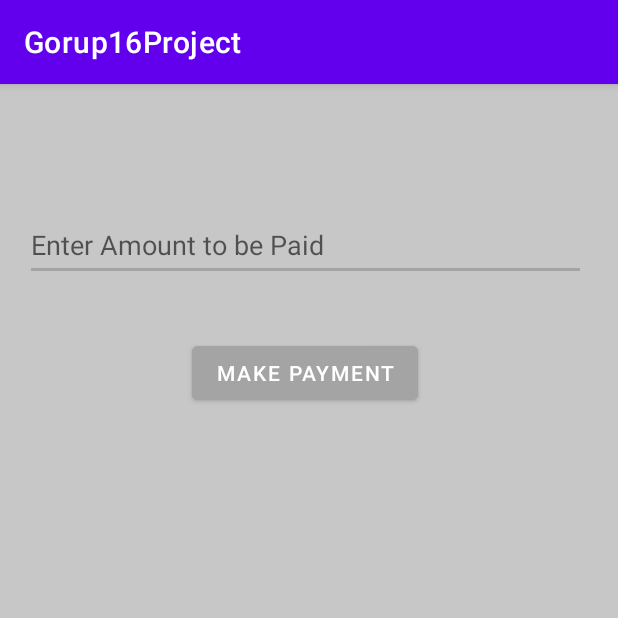
After one commit to sharma-sourabh3435/Odd-Jobs, an Android app: the PayPal screen opened directly, with no data from a screen before it, on a phone screen of 412 x 824 dp, the top half of it. The commit adds this screen. Run offline under Robolectric (Android 15) with nearby library versions, the phone set to English and light mode, and no system bars; libraries missing offline, so code that uses them is left out: com.paypal.android; 1 statement that could not run was skipped.

Commit message:
Added PayPal integration to project

```diff
--- a/app/build.gradle
+++ b/app/build.gradle
@@ -38,6 +38,7 @@ dependencies {
     implementation 'androidx.constraintlayout:constraintlayout:2.1.4'
     implementation 'com.google.firebase:firebase-database:20.0.6'
     implementation 'androidx.test.espresso:espresso-intents:3.4.0'
+    implementation 'com.paypal.sdk:paypal-android-sdk:2.15.3'
     testImplementation 'junit:junit:4.13.2'
     androidTestImplementation 'androidx.test.ext:junit:1.1.3'
     androidTestImplementation 'androidx.test.espresso:espresso-core:3.4.0'
--- a/app/src/main/AndroidManifest.xml
+++ b/app/src/main/AndroidManifest.xml
@@ -22,6 +22,8 @@
             android:exported="true"></activity>
         <activity android:name=".CreateJobPosting"
             android:exported="true"></activity>
+        <activity android:name=".PayPal"
+            android:exported="true"></activity>
         <activity
             android:name=".MainActivity"
             android:exported="true">
--- /dev/null
+++ b/app/src/main/java/com/example/gorup16project/Config.java
@@ -0,0 +1,6 @@
+package com.example.gorup16project;
+
+public class Config {
+
+    public static final String PAYPAL_CLIENT_ID = "AQojGCR2kxh7ZOzfitdXiOqUyof4euoApUfIgnczDWzk3SoyoieYaWEex0jouoQhCfdWZyJ6dM9Nm5ms";
+}
--- a/app/src/main/java/com/example/gorup16project/MainActivity.java
+++ b/app/src/main/java/com/example/gorup16project/MainActivity.java
@@ -71,7 +71,7 @@ public class MainActivity extends AppCompatActivity{
     }
 
     private void switchToActivites2() {
-        Intent switchToCreate = new Intent(MainActivity.this, welcomeMainPage.class);
+        Intent switchToCreate = new Intent(MainActivity.this, PayPal.class);
         startActivity(switchToCreate);
     }
 
--- /dev/null
+++ b/app/src/main/java/com/example/gorup16project/PayPal.java
@@ -0,0 +1,113 @@
+package com.example.gorup16project;
+
+import android.app.Activity;
+import android.content.Intent;
+import android.os.Bundle;
+import android.util.Log;
+import android.view.View;
+import android.widget.Button;
+import android.widget.EditText;
+import android.widget.TextView;
+
+import androidx.activity.result.ActivityResultLauncher;
+
+import static android.content.ContentValues.TAG;
+
+import androidx.activity.result.ActivityResult;
+import androidx.activity.result.ActivityResultCallback;
+import androidx.activity.result.contract.ActivityResultContracts;
+import androidx.appcompat.app.AppCompatActivity;
+
+import com.paypal.android.sdk.payments.PayPalConfiguration;
+import com.paypal.android.sdk.payments.PayPalPayment;
+import com.paypal.android.sdk.payments.PayPalService;
+import com.paypal.android.sdk.payments.PaymentActivity;
+import com.paypal.android.sdk.payments.PaymentConfirmation;
+
+import org.json.JSONException;
+import org.json.JSONObject;
+
+import java.math.BigDecimal;
+
+public class PayPal extends AppCompatActivity {
+
+    ActivityResultLauncher activityResultLauncher;
+
+    private static final int PAYPAL_REQUEST_CODE = 555;
+    private static PayPalConfiguration config;
+    Button btnPayNow;
+    EditText edtAmount;
+    TextView paymentTV;
+
+    String amount = "";
+
+    @Override
+    protected void onCreate(Bundle savedInstanceState) {
+        super.onCreate(savedInstanceState);
+        setContentView(R.layout.paypal);
+        config = new PayPalConfiguration()
+                .environment(PayPalConfiguration.ENVIRONMENT_SANDBOX)
+                .clientId(Config.PAYPAL_CLIENT_ID);
+
+        edtAmount = findViewById(R.id.edtAmount);
+        btnPayNow = findViewById(R.id.btnPayNow);
+        // creating a variable for button, edit text and status tv.
+        paymentTV = findViewById(R.id.idTVStatus);
+        // initiallizing Activity Launcher
+        initializeActivityLauncher();
+
+        btnPayNow.setOnClickListener(new View.OnClickListener() {
+            @Override
+            public void onClick(View v) {
+                processPayment();
+            }
+        });
+    }
+
+    private void initializeActivityLauncher() {
+        // Initialize result launcher
+        activityResultLauncher = registerForActivityResult(new ActivityResultContracts.StartActivityForResult(), new ActivityResultCallback<ActivityResult>() {
+            @Override
+            public void onActivityResult(ActivityResult result) {
+                if (result.getResultCode() == RESULT_OK) {
+                    PaymentConfirmation confirmation = result.getData().getParcelableExtra(PaymentActivity.EXTRA_RESULT_CONFIRMATION);
+                    if (confirmation != null) {
+                        try {
+                            // Getting the payment details
+                            String paymentDetails = confirmation.toJSONObject().toString(4);
+                            // on below line we are extracting json response and displaying it in a text view.
+                            JSONObject payObj = new JSONObject(paymentDetails);
+                            String payID = payObj.getJSONObject("response").getString("id");
+                            String state = payObj.getJSONObject("response").getString("state");
+                            paymentTV.setText("Payment " + state + "\n with payment id is " + payID);
+                        } catch (JSONException e) {
+                            // handling json exception on below line
+                            Log.e("Error", "an extremely unlikely failure occurred: ", e);
+                        }
+                    }
+
+                    //Toast.makeText(this, "Cancel", Toast.LENGTH_SHORT).show();
+                } else if (result.getResultCode() == PaymentActivity.RESULT_EXTRAS_INVALID){
+                    Log.d(TAG,"Launcher Result Invalid");
+                } else if (result.getResultCode() == Activity.RESULT_CANCELED) {
+                    Log.d(TAG, "Launcher Result Cancelled");
+                }
+            }
+        });
+    }
+
+    private void processPayment() {
+        // Getting amount from editText
+        amount = edtAmount.getText().toString();
+        // Creating Paypal payment
+        PayPalPayment payPalPayment = new PayPalPayment(new BigDecimal(String.valueOf(amount)),"CAD","Purchase Goods",PayPalPayment.PAYMENT_INTENT_SALE);
+        // Creating Paypal Payment activity intent
+        Intent intent = new Intent(this, PaymentActivity.class);
+        // Adding paypal configuration to the intent
+        intent.putExtra(PayPalService.EXTRA_PAYPAL_CONFIGURATION,config);
+        // Adding paypal payment to the intent
+        intent.putExtra(PaymentActivity.EXTRA_PAYMENT,payPalPayment);
+        // Starting Activity Request launcher
+        activityResultLauncher.launch(intent);
+    }
+}
--- /dev/null
+++ b/app/src/main/res/layout/paypal.xml
@@ -0,0 +1,59 @@
+<?xml version="1.0" encoding="utf-8"?>
+<androidx.constraintlayout.widget.ConstraintLayout xmlns:android="http://schemas.android.com/apk/res/android"
+    xmlns:app="http://schemas.android.com/apk/res-auto"
+    xmlns:tools="http://schemas.android.com/tools"
+    android:layout_width="match_parent"
+    android:layout_height="match_parent"
+    android:background="#C8C7C7"
+    android:backgroundTint="#C8C7C7">
+
+    <EditText
+        android:id="@+id/edtAmount"
+        android:layout_width="374dp"
+        android:layout_height="48dp"
+        android:layout_marginStart="16dp"
+        android:layout_marginTop="84dp"
+        android:layout_marginEnd="21dp"
+        android:layout_marginBottom="18dp"
+        android:backgroundTint="#A5A4A5"
+        android:hint="Enter Amount to be Paid"
+        android:inputType="numberDecimal"
+        app:layout_constraintBottom_toTopOf="@+id/btnPayNow"
+        app:layout_constraintEnd_toEndOf="parent"
+        app:layout_constraintStart_toStartOf="parent"
+        app:layout_constraintTop_toTopOf="parent" />
+
+    <Button
+        android:id="@+id/btnPayNow"
+        android:layout_width="wrap_content"
+        android:layout_height="wrap_content"
+        android:layout_below="@id/edtAmount"
+        android:layout_centerInParent="true"
+        android:layout_marginStart="128dp"
+        android:layout_marginTop="19dp"
+        android:layout_marginEnd="129dp"
+        android:layout_marginBottom="21dp"
+        android:backgroundTint="#A5A4A5"
+        android:text="Make Payment"
+        app:layout_constraintBottom_toTopOf="@+id/idTVStatus"
+        app:layout_constraintEnd_toEndOf="parent"
+        app:layout_constraintHorizontal_bias="0.0"
+        app:layout_constraintStart_toStartOf="parent"
+        app:layout_constraintTop_toBottomOf="@+id/edtAmount" />
+
+    <TextView
+        android:id="@+id/idTVStatus"
+        android:layout_width="match_parent"
+        android:layout_height="wrap_content"
+        android:layout_below="@id/btnPayNow"
+        android:layout_marginTop="12dp"
+        android:layout_marginBottom="481dp"
+        android:padding="5dp"
+        android:textAlignment="center"
+        android:textColor="@color/purple_200"
+        android:textSize="20sp"
+        app:layout_constraintBottom_toBottomOf="parent"
+        app:layout_constraintEnd_toEndOf="parent"
+        app:layout_constraintStart_toStartOf="parent"
+        app:layout_constraintTop_toBottomOf="@+id/btnPayNow" />
+</androidx.constraintlayout.widget.ConstraintLayout>
```
